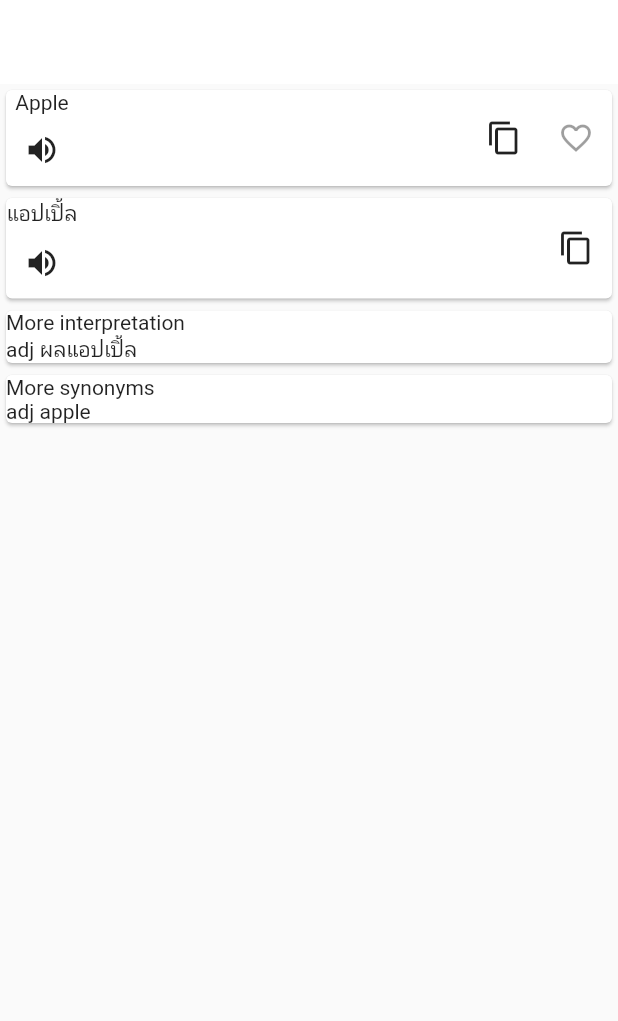
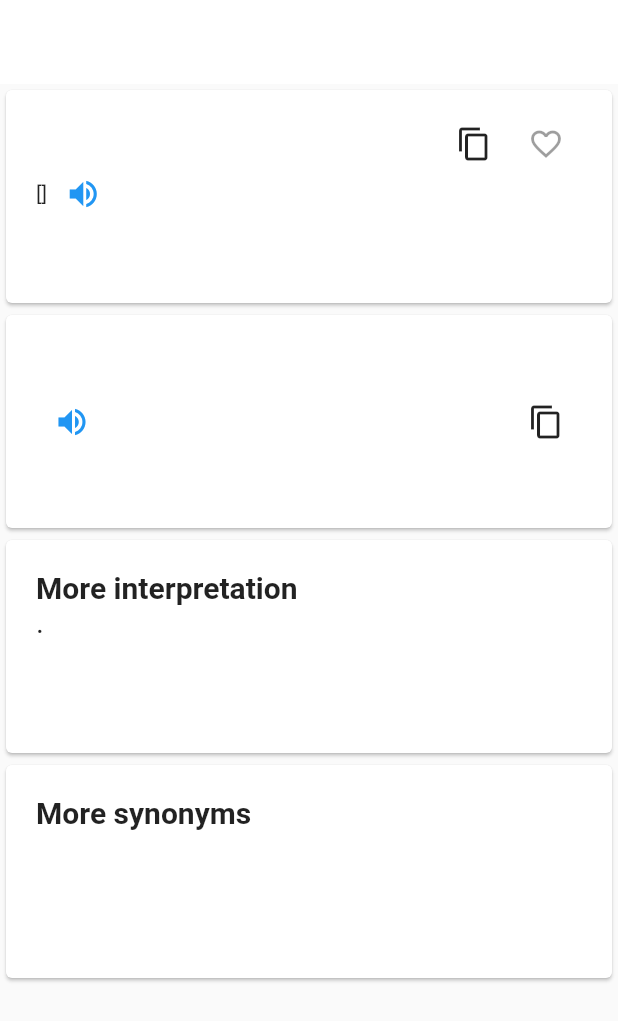
Before and after one commit to mukuro557/miniprojectmobile, a Flutter app: the Vocab screen opened directly, on a phone screen of 412 x 824 dp. Shown: the top 1021 px of the screen. Run offline on Flutter 3.47's test engine with Material 2 defaults, Android fonts, the phone set to English and light mode, and no system bars; our stand-ins replace flutter_tts, shared_preferences, sqflite; missing offline and left inert: autocomplete_textfield, clipboard; accounts and stored records are empty; statements that could not run were skipped.

Commit message:
edit ui vocab page

```diff
--- a/miniprojectdic/lib/vocab.dart
+++ b/miniprojectdic/lib/vocab.dart
@@ -14,12 +14,11 @@ class _VocabState extends State<Vocab> {
   SqliteHelper helper = SqliteHelper();
   List<Map<String, dynamic>> dataA = [];
   bool isSaved = false;
-  String eng = 'Apple';
-  String th = 'แอปเปิ้ล';
-  String ecat = "adj";
-  String esyn = "apple";
-  String ethai = "ผลแอปเปิ้ล";
-
+  String eng = '';
+  String th = '';
+  String ecat = "";
+  String esyn = "";
+  String ethai = "";
 
   Future _speakeng() async {
     await flutterTts.setLanguage("en-US");
@@ -54,7 +53,6 @@ class _VocabState extends State<Vocab> {
     ecat = dataA[0]['ecat'];
     esyn = dataA[0]['esyn'];
     ethai = dataA[0]['ethai'];
-
     // for (int i = 0; i < dataA.length; i++) {
     //   suggestions.add(dataA[i]['esearch']);
     // }
@@ -82,70 +80,156 @@ class _VocabState extends State<Vocab> {
         ),
         body: Column(
           children: [
-            Card(
+            Container(
+              width: 500,
+              height: 150,
+              child: Card(
+                child: Padding(
+                  padding: const EdgeInsets.only(left: 20, top: 10, right: 20),
                   child: Row(
                     children: [
                       Column(
                         children: [
-                      Text(eng),
+                          Text(
+                            eng,
+                            style: TextStyle(
+                              fontSize: 30,
+                              fontWeight: FontWeight.bold,
+                            ),
+                          ),
+                          Row(
+                            children: [
+                              Text('[$ecat]'.toUpperCase()),
                               IconButton(
-                          icon: Icon(Icons.volume_up),
+                                  icon: Icon(
+                                    Icons.volume_up,
+                                    color: Colors.blue,
+                                  ),
                                   onPressed: () {
                                     _speakeng();
-                          })
+                                  }),
+                            ],
+                          )
                         ],
                       ),
                       Spacer(),
+                      Padding(
+                        padding: const EdgeInsets.only(bottom: 80),
+                        child: Row(
+                          children: [
                             IconButton(
                                 icon: Icon(Icons.content_copy),
                                 onPressed: () {
                                   _copytxteng();
                                 }),
                             IconButton(
-                      icon: Icon(
-                          isSaved ? Icons.favorite : Icons.favorite_border),
+                                icon: Icon(isSaved
+                                    ? Icons.favorite
+                                    : Icons.favorite_border),
                                 onPressed: null)
                           ],
                         ),
+                      )
+                    ],
                   ),
-            Card(
+                ),
+              ),
+            ),
+            Container(
+              height: 150,
+              width: 500,
+              child: Card(
+                child: Padding(
+                  padding: const EdgeInsets.only(right: 20),
                   child: Row(
                     children: [
                       Column(
                         children: [
-                      Text(th),
+                          Padding(
+                            padding: const EdgeInsets.only(top: 40, left: 20),
+                            child: Text(
+                              th,
+                              style: TextStyle(
+                                fontSize: 30,
+                                fontWeight: FontWeight.bold,
+                              ),
+                            ),
+                          ),
+                        ],
+                      ),
                       IconButton(
-                          icon: Icon(Icons.volume_up),
+                          icon: Icon(
+                            Icons.volume_up,
+                            color: Colors.blue,
+                          ),
                           onPressed: () {
                             _speakTH();
-                          })
-                    ],
-                  ),
+                          }),
                       Spacer(),
                       IconButton(
-                      icon: Icon(Icons.content_copy),
+                          icon: Icon(
+                            Icons.content_copy,
+                          ),
                           onPressed: () {
                             _copytxteng();
                           }),
                     ],
                   ),
                 ),
-            Card(
+              ),
+            ),
+            Container(
+              width: 500,
+              height: 150,
+              child: Card(
+                child: Padding(
+                  padding: const EdgeInsets.only(left: 20, top: 20),
                   child: Column(
                     crossAxisAlignment: CrossAxisAlignment.stretch,
                     children: [
-                  Text('More interpretation'),
-                  Text(ecat + " " + ethai),
+                      Text(
+                        'More interpretation',
+                        style: TextStyle(
+                          fontSize: 20,
+                          fontWeight: FontWeight.bold,
+                        ),
+                      ),
+                      Text(
+                        ecat + "." + " " + ethai,
+                        style: TextStyle(
+                          fontSize: 20,
+                        ),
+                      ),
                     ],
                   ),
                 ),
-            Card(
+              ),
+            ),
+            Container(
+              width: 500,
+              height: 150,
+              child: Card(
+                child: Padding(
+                  padding: const EdgeInsets.only(top: 20, left: 20),
                   child: Column(
                     crossAxisAlignment: CrossAxisAlignment.stretch,
                     children: [
-                  Text('More synonyms'),
-                  Text(ecat + " " + esyn),
+                      Text(
+                        'More synonyms',
+                        style: TextStyle(
+                          fontSize: 20,
+                          fontWeight: FontWeight.bold,
+                        ),
+                      ),
+                      Text(
+                        ecat + " " + esyn,
+                        style: TextStyle(
+                          fontSize: 20,
+                        ),
+                      ),
                     ],
+                  ),
+                ),
               ),
             ),
           ],
```
Lines whose indentation alone changed are shown as unchanged.
